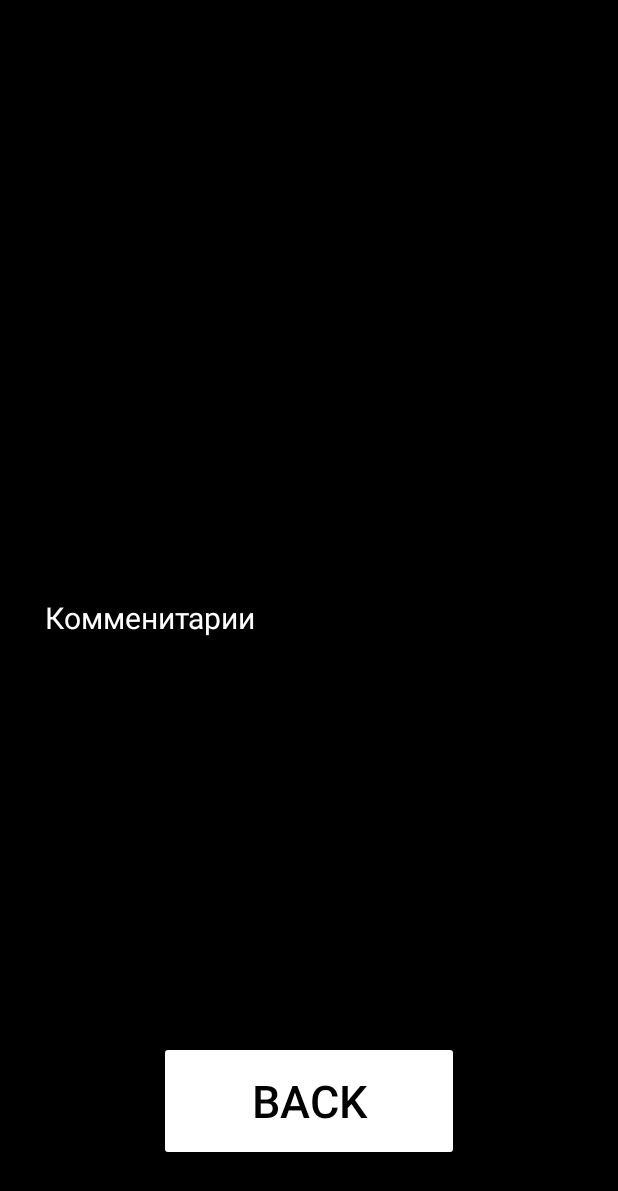
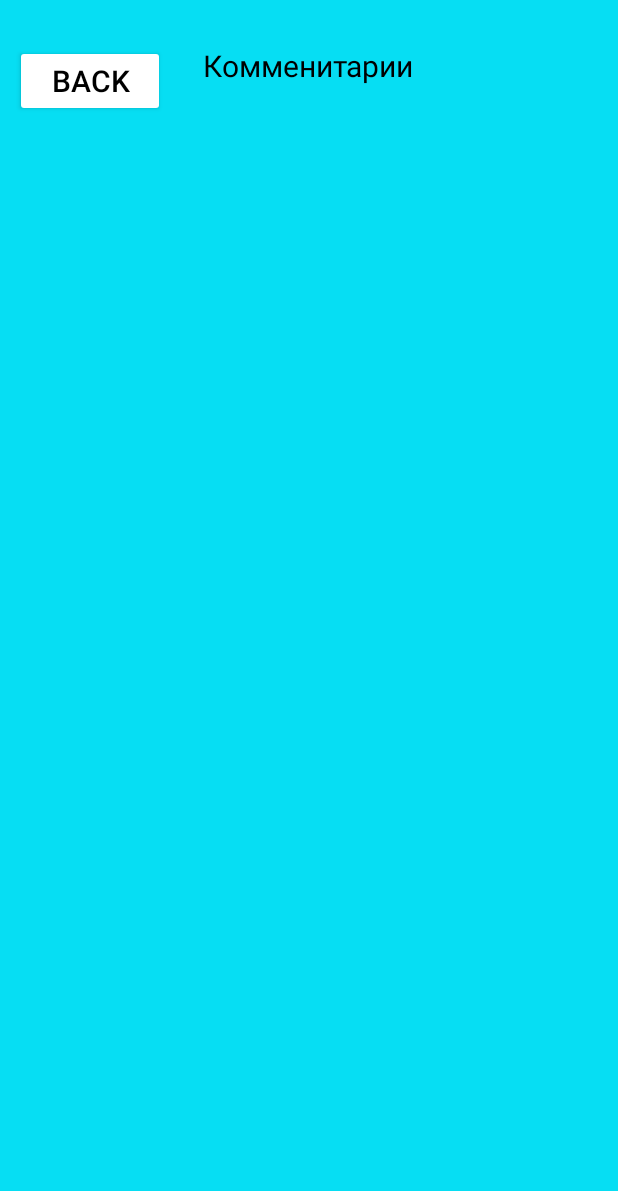
Before and after one commit to VcegdaNaPozitive/Homework_ANDROID, an Android app: the layout activity_comment.xml on its own in the app's theme, with its tools: preview values and no code run, on a phone screen of 412 x 824 dp. Shown: the top 1191 px of the screen. Run offline under Robolectric (Android 15) with nearby library versions, the phone set to English and light mode, and no system bars.

Commit message:
Homework_16

```diff
--- a/app/src/main/res/layout/activity_comment.xml
+++ b/app/src/main/res/layout/activity_comment.xml
@@ -3,27 +3,26 @@
     xmlns:tools="http://schemas.android.com/tools"
     android:layout_width="match_parent"
     android:layout_height="match_parent"
-    android:background="@color/black"
+    android:background="#06DEF3"
     tools:context=".CommentActivity">
 
     <TextView
-        android:layout_width="match_parent"
+        android:layout_width="wrap_content"
         android:layout_height="wrap_content"
-        android:layout_centerInParent="true"
-        android:layout_margin="30dp"
-        android:textColor="@color/white"
+        android:layout_centerHorizontal="true"
+        android:layout_marginTop="30dp"
+        android:textColor="@color/black"
         android:textSize="20sp"
         android:text="Комменитарии" />
 
     <Button
         android:id="@+id/back"
-        android:layout_width="200dp"
-        android:layout_height="80dp"
-        android:layout_alignParentBottom="true"
-        android:layout_centerHorizontal="true"
-        android:layout_marginBottom="50dp"
+        android:layout_marginLeft="10dp"
+        android:layout_marginTop="30dp"
+        android:layout_width="100dp"
+        android:layout_height="wrap_content"
         android:backgroundTint="@color/white"
         android:text="back"
         android:textColor="@color/black"
-        android:textSize="30sp" />
+        android:textSize="20sp" />
 </RelativeLayout>
```
